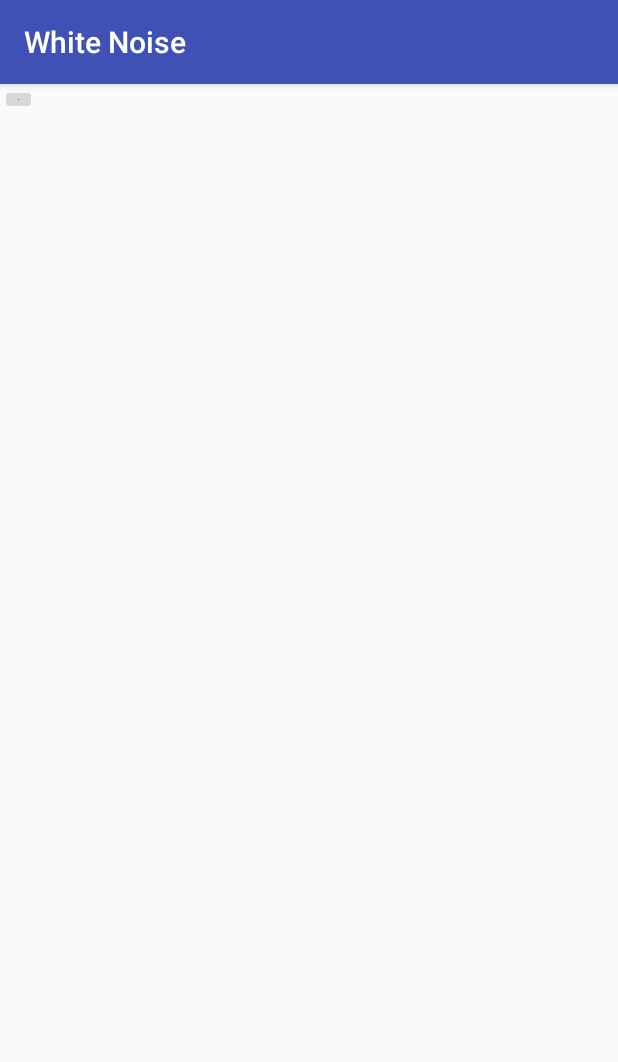
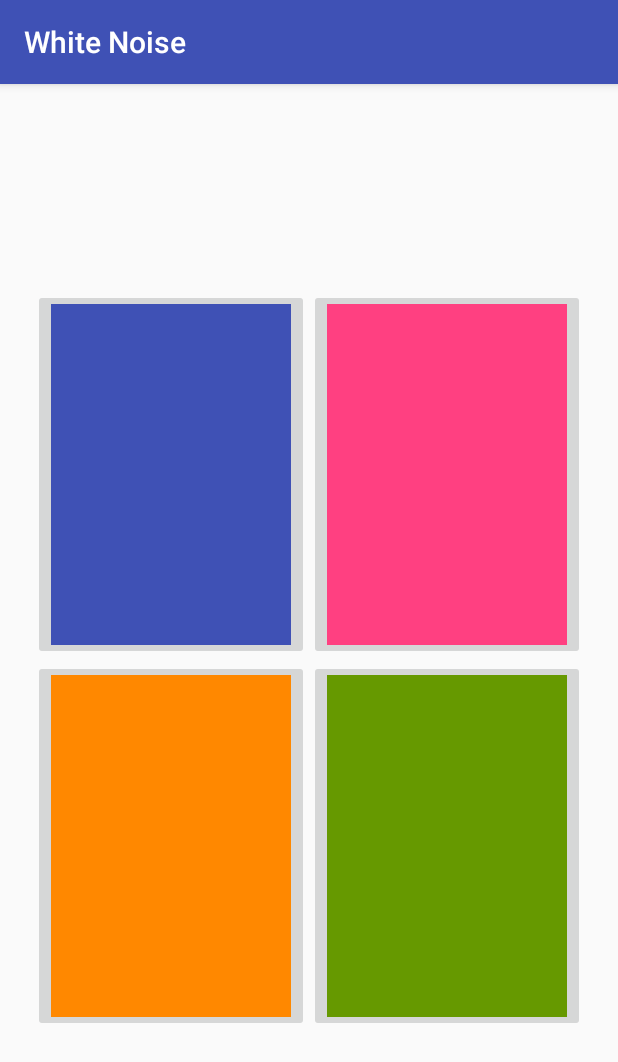
Before and after one commit to AndyCr15/WhiteNoise, an Android app: the screen it shows after launch (MainActivity), on a phone screen of 412 x 824 dp. Shown: the top 1062 px of the screen. Run offline under Robolectric (Android 15) with nearby library versions, the phone set to English and light mode, and no system bars.

Commit message:
Testing Android Studio updates

```diff
--- a/app/build.gradle
+++ b/app/build.gradle
@@ -5,7 +5,7 @@ android {
     buildToolsVersion "25.0.2"
     defaultConfig {
         applicationId "com.androidandyuk.whitenoise"
-        minSdkVersion 16
+        minSdkVersion 21
         targetSdkVersion 25
         versionCode 1
         versionName "1.0"
--- a/app/src/main/res/layout/activity_main.xml
+++ b/app/src/main/res/layout/activity_main.xml
@@ -10,14 +10,62 @@
         android:id="@+id/mainGrid"
         android:layout_width="368dp"
         android:layout_height="495dp"
-        tools:layout_editor_absoluteX="8dp"
-        tools:layout_editor_absoluteY="8dp">
+        android:layout_marginBottom="8dp"
+        android:layout_marginLeft="8dp"
+        android:layout_marginRight="8dp"
+        android:layout_marginTop="8dp"
+        app:layout_constraintBottom_toBottomOf="parent"
+        app:layout_constraintLeft_toLeftOf="parent"
+        app:layout_constraintRight_toRightOf="parent"
+        app:layout_constraintTop_toTopOf="parent">
 
         <ImageButton
-            android:id="@+id/imageButton"
+            android:id="@+id/imageButton0"
             android:layout_width="wrap_content"
             android:layout_height="wrap_content"
+            android:layout_column="0"
+            android:layout_columnWeight="1"
+            android:layout_gravity="fill"
+            android:layout_row="0"
+            android:layout_rowWeight="1"
+            android:text="White 0"
             app:srcCompat="@color/colorPrimary" />
+
+        <ImageButton
+            android:id="@+id/imageButton1"
+            android:layout_width="wrap_content"
+            android:layout_height="wrap_content"
+            android:layout_column="1"
+            android:layout_columnWeight="1"
+            android:layout_gravity="fill"
+            android:layout_row="0"
+            android:layout_rowWeight="1"
+            android:text="White 1"
+            app:srcCompat="@color/colorAccent" />
+
+        <ImageButton
+            android:id="@+id/imageButton2"
+            android:layout_width="wrap_content"
+            android:layout_height="wrap_content"
+            android:layout_column="0"
+            android:layout_columnWeight="1"
+            android:layout_gravity="fill"
+            android:layout_row="1"
+            android:layout_rowWeight="1"
+            android:text="White 1"
+            app:srcCompat="@android:color/holo_orange_dark" />
+
+        <ImageButton
+            android:id="@+id/imageButton3"
+            android:layout_width="wrap_content"
+            android:layout_height="wrap_content"
+            android:layout_column="1"
+            android:layout_columnWeight="1"
+            android:layout_gravity="fill"
+            android:layout_row="1"
+            android:layout_rowWeight="1"
+            android:text="White 1"
+            app:srcCompat="@android:color/holo_green_dark" />
     </GridLayout>
 
 </android.support.constraint.ConstraintLayout>
--- a/app/src/main/res/values/colors.xml
+++ b/app/src/main/res/values/colors.xml
@@ -2,5 +2,5 @@
 <resources>
     <color name="colorPrimary">#3F51B5</color>
     <color name="colorPrimaryDark">#303F9F</color>
-    <color name="colorAccent">#FF4081</color>
+    <color name="colorAccent">#ff4081</color>
 </resources>
```
